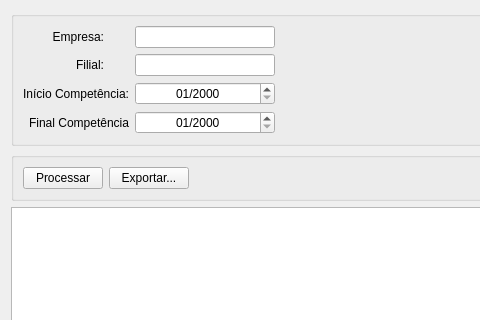
fallomermo/SeverinoTools_BKP_Old, file planodecontas.ui: the form before one commit; both pictures show x 0 to 480 and y 0 to 320 of the 684 by 471 pixel window.
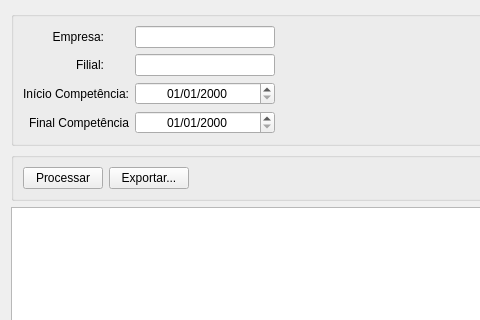
The form after the commit. Icons and pictures are not drawn.

Diff of the .ui file:
```diff
--- a/planodecontas.ui
+++ b/planodecontas.ui
@@ -161,6 +161,12 @@
       </item>
       <item row="2" column="1">
        <widget class="QDateEdit" name="campoInicioPeriodo">
+        <property name="minimumSize">
+         <size>
+          <width>140</width>
+          <height>0</height>
+         </size>
+        </property>
         <property name="alignment">
          <set>Qt::AlignCenter</set>
         </property>
@@ -168,12 +174,18 @@
          <bool>true</bool>
         </property>
         <property name="displayFormat">
-         <string>MM/yyyy</string>
+         <string>dd/MM/yyyy</string>
         </property>
        </widget>
       </item>
       <item row="3" column="1">
        <widget class="QDateEdit" name="campoFinalPeriodo">
+        <property name="minimumSize">
+         <size>
+          <width>140</width>
+          <height>0</height>
+         </size>
+        </property>
         <property name="alignment">
          <set>Qt::AlignCenter</set>
         </property>
@@ -181,7 +193,7 @@
          <bool>true</bool>
         </property>
         <property name="displayFormat">
-         <string>MM/yyyy</string>
+         <string>dd/MM/yyyy</string>
         </property>
        </widget>
       </item>
```
